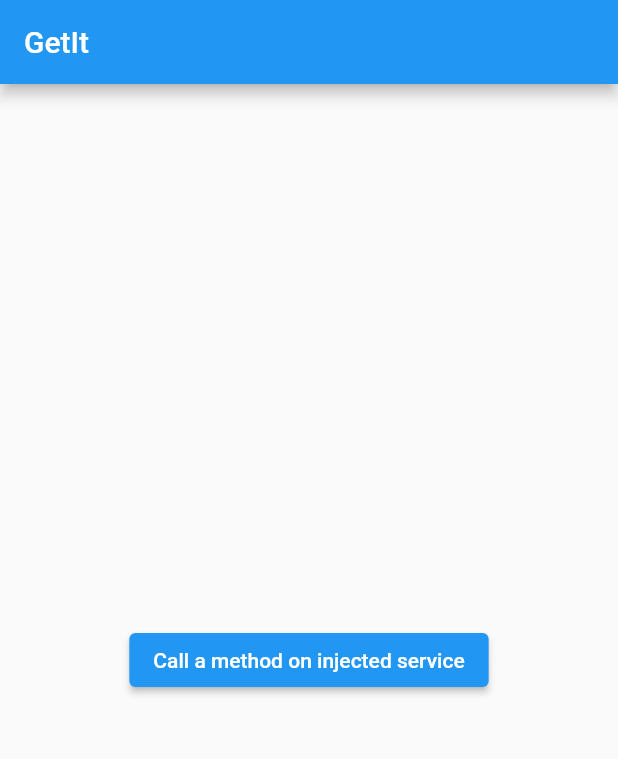
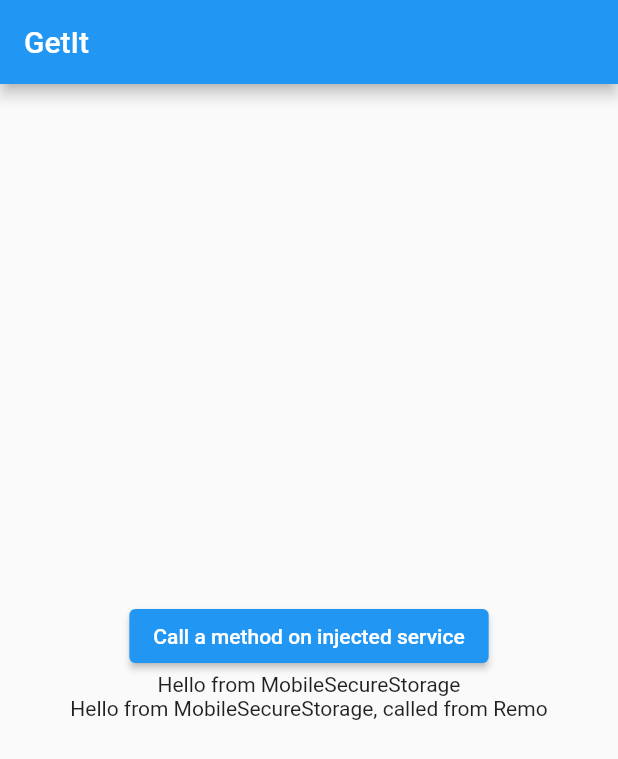
Before and after one commit to HKop/getit-issue, a Flutter app: the screen it shows after launch, on a phone screen of 412 x 824 dp. Shown: the top 759 px of the screen. Run offline on Flutter 3.47's test engine with Material 2 defaults, Android fonts, the phone set to English and light mode, and no system bars; our stand-ins replace flutter_secure_storage, get_it, injectable, shared_preferences; generated files the repository leaves out were written again.

Commit message:
Removed injectable library from lib_common and registered it's classes manually in getIt in a separate method, called that from main project. Left injectable in the main project to check how it works with the lib_common classes.

```diff
--- a/lib/main.dart
+++ b/lib/main.dart
@@ -1,9 +1,16 @@
+import 'package:flutter/foundation.dart';
 import 'package:flutter/material.dart';
 import 'package:getit_issue/injectable.init.dart';
+import 'package:getit_issue/repo.dart';
 import 'package:lib_common/environments.di.dart';
 import 'package:lib_common/object_manager.service.dart';
+import 'package:lib_common/secure_storage.service.dart';
+import 'package:get_it/get_it.dart';
+
+
 
 void main() async {
+  registerLibDependencies(getIt);
   await configureDependencies();
   runApp(const MyApp());
 }
@@ -29,6 +36,12 @@ class MyApp extends StatelessWidget {
                 child: Text('Call a method on injected service'),
                 onPressed: () => getIt<ObjectManager>().saveData(),
               ),
+              Text(
+                getIt<ObjectManager>().hello(),
+              ),
+              Text(
+                getIt<Repo>().hello(),
+              ),
             ],
           ),
         ),
--- /dev/null
+++ b/lib/repo.dart
@@ -0,0 +1,13 @@
+import 'package:injectable/injectable.dart';
+import 'package:lib_common/object_manager.service.dart';
+
+@injectable
+class Repo {
+  late final ObjectManager objectManager;
+
+  Repo(this.objectManager);
+
+  String hello() {
+    return objectManager.hello() + ', called from Remo';
+  }
+}
--- a/lib_common/lib/object_manager.service.dart
+++ b/lib_common/lib/object_manager.service.dart
@@ -1,7 +1,5 @@
-import 'package:injectable/injectable.dart';
 import 'package:lib_common/secure_storage.service.dart';
 
-@singleton
 class ObjectManager {
   ObjectManager(
     this._secureStorage,
@@ -12,4 +10,8 @@ class ObjectManager {
   Future<void> saveData() async {
     await _secureStorage.saveString('key', 'data');
   }
+
+  String hello() {
+    return _secureStorage.hello();
+  }
 }
--- a/lib_common/lib/secure_storage.service.dart
+++ b/lib_common/lib/secure_storage.service.dart
@@ -1,13 +1,6 @@
 import 'package:flutter_secure_storage/flutter_secure_storage.dart';
-import 'package:injectable/injectable.dart';
-import 'package:lib_common/environments.di.dart';
 import 'package:shared_preferences/shared_preferences.dart';
 
-abstract class ISecureStorage {
-  Future<void> saveString(String key, String data);
-}
-
-@lazySingleton
 class AppSecureStorage implements ISecureStorage {
   late final ISecureStorage _storage;
 
@@ -16,10 +9,19 @@ class AppSecureStorage implements ISecureStorage {
   Future<void> saveString(String key, String data) {
     return _storage.saveString(key, data);
   }
+
+  @override
+  String hello() {
+    return _storage.hello();
+  }
+
 }
 
-@mobileOrDesktopEnv
-@Injectable(as: ISecureStorage)
+abstract class ISecureStorage {
+  Future<void> saveString(String key, String data);
+  String hello();
+}
+
 class MobileSecureStorage implements ISecureStorage {
   FlutterSecureStorage _storage = const FlutterSecureStorage(
     aOptions: const AndroidOptions(
@@ -30,13 +32,21 @@ class MobileSecureStorage implements ISecureStorage {
   Future<void> saveString(String key, String data) {
     return _storage.write(key: key, value: data);
   }
+
+  @override
+  String hello() {
+    return 'Hello from MobileSecureStorage';
+  }
 }
 
-@webEnv
-@Injectable(as: ISecureStorage)
 class WebSecureStorage implements ISecureStorage {
   Future<void> saveString(String key, String data) async {
     SharedPreferences prefs = await SharedPreferences.getInstance();
     await prefs.setString(key, data);
   }
+
+  @override
+  String hello() {
+    return 'Hello from WebSecureStorage';
+  }
 }
--- a/lib_common/pubspec.yaml
+++ b/lib_common/pubspec.yaml
@@ -13,7 +13,6 @@ dependencies:
   flutter:
     sdk: flutter
   get_it: 7.2.0
-  injectable: 1.5.0
   flutter_secure_storage: 5.0.2
   shared_preferences: 2.0.11
 
--- a/pubspec.yaml
+++ b/pubspec.yaml
@@ -13,6 +13,7 @@ dependencies:
     sdk: flutter
   lib_common:
     path: lib_common/
+  injectable: 1.5.0
 
 dev_dependencies:
   flutter_test:
```
Also changed, not shown: lib/injectable.init.dart (+5 -21 lines), lib_common/lib/environments.di.dart (+14 -4 lines), pubspec.lock.
